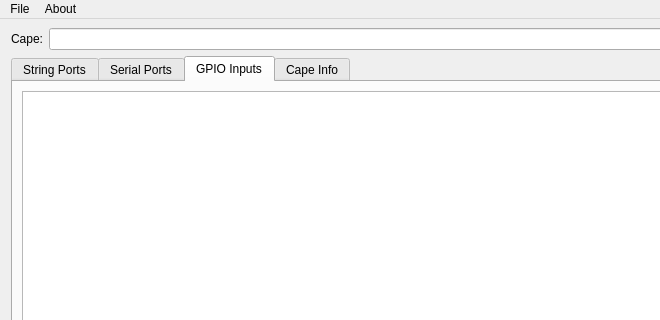
Above: res/mainwindow.ui from computergeek1507/CapeEEPROMViewer before the change; both pictures show x 0 to 660 and y 0 to 320 of the 1046 by 928 pixel window. Below: the same form after it.
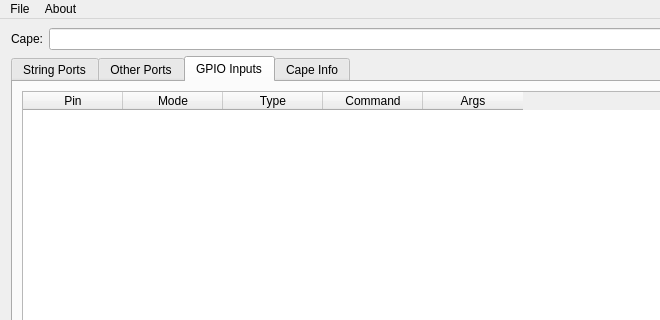
That is the form after the change. The open tabs and pages were chosen to show the change. Icons and pictures are not drawn.

Commit message: got GPIO and other tab working

Patch:
```diff
--- a/res/mainwindow.ui
+++ b/res/mainwindow.ui
@@ -83,7 +83,7 @@
       </widget>
       <widget class="QWidget" name="tabSerial">
        <attribute name="title">
-        <string>Serial Ports</string>
+        <string>Other Ports</string>
        </attribute>
        <layout class="QGridLayout" name="gridLayout_2">
         <item row="0" column="0">
@@ -97,7 +97,33 @@
        </attribute>
        <layout class="QGridLayout" name="gridLayout_3">
         <item row="0" column="0">
-         <widget class="QTableWidget" name="tableWidgetGPIO"/>
+         <widget class="QTableWidget" name="twGPIO">
+          <column>
+           <property name="text">
+            <string>Pin</string>
+           </property>
+          </column>
+          <column>
+           <property name="text">
+            <string>Mode</string>
+           </property>
+          </column>
+          <column>
+           <property name="text">
+            <string>Type</string>
+           </property>
+          </column>
+          <column>
+           <property name="text">
+            <string>Command</string>
+           </property>
+          </column>
+          <column>
+           <property name="text">
+            <string>Args</string>
+           </property>
+          </column>
+         </widget>
         </item>
        </layout>
       </widget>
```
Left out of the diff: 13 changed lines with no effect on the pictures. The commit also changes 4 other files.
